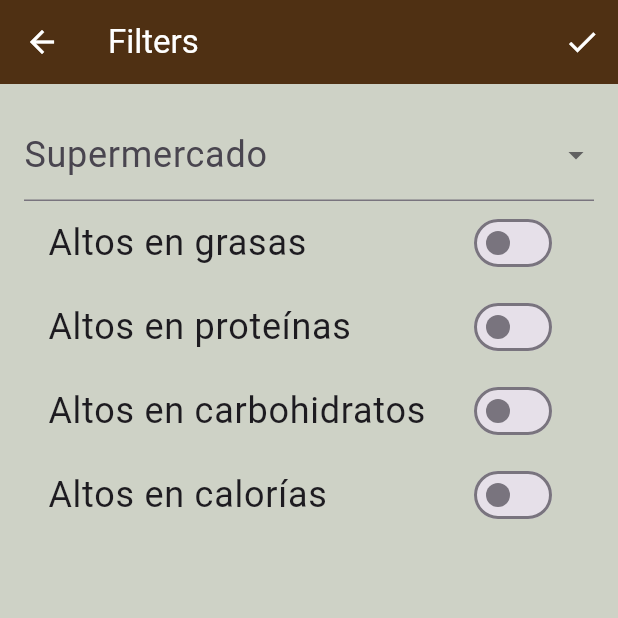
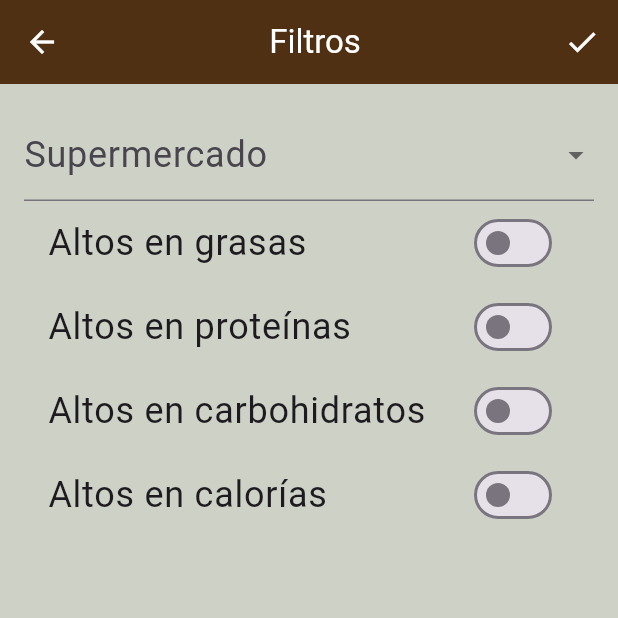
Before and after one commit to Sergio-Hernando/NutriTeca, a Flutter app: the FilterScreen screen opened by its route, on a phone screen of 412 x 824 dp, the top half of it. Run offline on Flutter 3.47's test engine with Material 3 defaults, Android fonts, the phone set to English and light mode, and no system bars; our stand-ins replace carousel_slider, dio, flutter_bloc, freezed_annotation, get_it, go_router and 5 more; accounts and stored records are empty; generated files the repository leaves out were written again.

Commit message:
deleted useless comments

```diff
--- a/lib/core/routes/app_routes.dart
+++ b/lib/core/routes/app_routes.dart
@@ -61,19 +61,6 @@ GoRouter appRoutes = GoRouter(
                       path: 'home',
                       name: "Home",
                       builder: (context, state) => const HomeScreen(),
-                      /* routes: [
-                  GoRoute(
-                    path: 'subHome',
-                    name: 'subHome',
-                    pageBuilder: (context, state) => CustomTransitionPage<void>(
-                      key: state.pageKey,
-                      child: const SubHomeView(),
-                      transitionsBuilder:
-                          (context, animation, secondaryAnimation, child) =>
-                              FadeTransition(opacity: animation, child: child),
-                    ),
-                  ),
-                ], */
                     ),
                   ],
                 ),
@@ -151,61 +138,10 @@ GoRouter appRoutes = GoRouter(
                             name: "Add Product",
                             builder: (context, state) =>
                                 const AddProductScreen(),
-                            /* routes: [
-                  GoRoute(
-                    path: "subSetting",
-                    name: "subSetting",
-                    pageBuilder: (context, state) {
-                      return CustomTransitionPage<void>(
-                        key: state.pageKey,
-                        child: const SubSettingsView(),
-                        transitionsBuilder: (
-                          context,
-                          animation,
-                          secondaryAnimation,
-                          child,
-                        ) =>
-                            FadeTransition(opacity: animation, child: child),
-                      );
-                    },
-                  ),
-                ], */
                           ),
                         ])
                   ],
                 ),
-
-                /// Brach Add Product
-                /* StatefulShellBranch(
-            navigatorKey: _shellRecipesNavigatorKey,
-            routes: <RouteBase>[
-              GoRoute(
-                path: AppRoutesPath.recipes,
-                name: "recipes",
-                builder: (BuildContext context, GoRouterState state) =>
-                    const RecipesScreen(),
-                /* routes: [
-                  GoRoute(
-                    path: "subSetting",
-                    name: "subSetting",
-                    pageBuilder: (context, state) {
-                      return CustomTransitionPage<void>(
-                        key: state.pageKey,
-                        child: const SubSettingsView(),
-                        transitionsBuilder: (
-                          context,
-                          animation,
-                          secondaryAnimation,
-                          child,
-                        ) =>
-                            FadeTransition(opacity: animation, child: child),
-                      );
-                    },
-                  ),
-                ], */
-              ),
-            ],
-          ), */
               ],
             ),
           ])
--- a/lib/presentation/screens/filters/filters_screen.dart
+++ b/lib/presentation/screens/filters/filters_screen.dart
@@ -26,12 +26,11 @@ class FilterScreenState extends State<FilterScreen> {
       appBar: AppBar(
         foregroundColor: Colors.white,
         backgroundColor: AppColors.background,
-        title: const Text('Filters'),
+        title: const Center(child: Text('Filtros')),
         actions: [
           IconButton(
             icon: const Icon(Icons.check),
             onPressed: () {
-              // Crear un objeto de filtros
               final filters = FiltersEntity(
                 highFats: highFats,
                 highProteins: highProteins,
@@ -40,7 +39,6 @@ class FilterScreenState extends State<FilterScreen> {
                 supermarket: selectedSupermarket,
               );
 
-              // Devuelve la lista de filtros a la pantalla de búsqueda
               context.pop(filters);
             },
           ),
--- a/lib/presentation/screens/search/bloc/search_bloc.dart
+++ b/lib/presentation/screens/search/bloc/search_bloc.dart
@@ -63,21 +63,16 @@ class SearchBloc extends Bloc<SearchEvent, SearchState> {
   }
 
   Future<void> _resetFiltersToState(Emitter<SearchState> emit) async {
-    emit(state.copyWith(
-        aliments: await _repository
-            .getAllAliments())); // Restablece la lista a todos los alimentos
+    emit(state.copyWith(aliments: await _repository.getAllAliments()));
   }
 
   Future<void> _updateFilters(
       Emitter<SearchState> emit, FiltersEntity filters) async {
-    emit(state.copyWith(
-        filters:
-            filters)); // Asegúrate de que el estado tenga una propiedad para los filtros
+    emit(state.copyWith(filters: filters));
   }
 
   Future<void> _mapUpdateSearchToState(SearchEvent event,
       Emitter<SearchState> emit, List<AlimentEntity> searchResults) async {
-    // Actualizar el estado con los nuevos resultados
     emit(state.copyWith(aliments: searchResults));
   }
 }
--- a/lib/presentation/widgets/app_bottom_nav_bar.dart
+++ b/lib/presentation/widgets/app_bottom_nav_bar.dart
@@ -86,7 +86,6 @@ class ScaffoldWithBottomNavState extends State<ScaffoldWithBottomNav> {
   }
 }
 
-// Método para mostrar una confirmación para salir de la app
 Future<bool> _showExitConfirmation(BuildContext context) async {
   return await showDialog(
         context: context,
```
